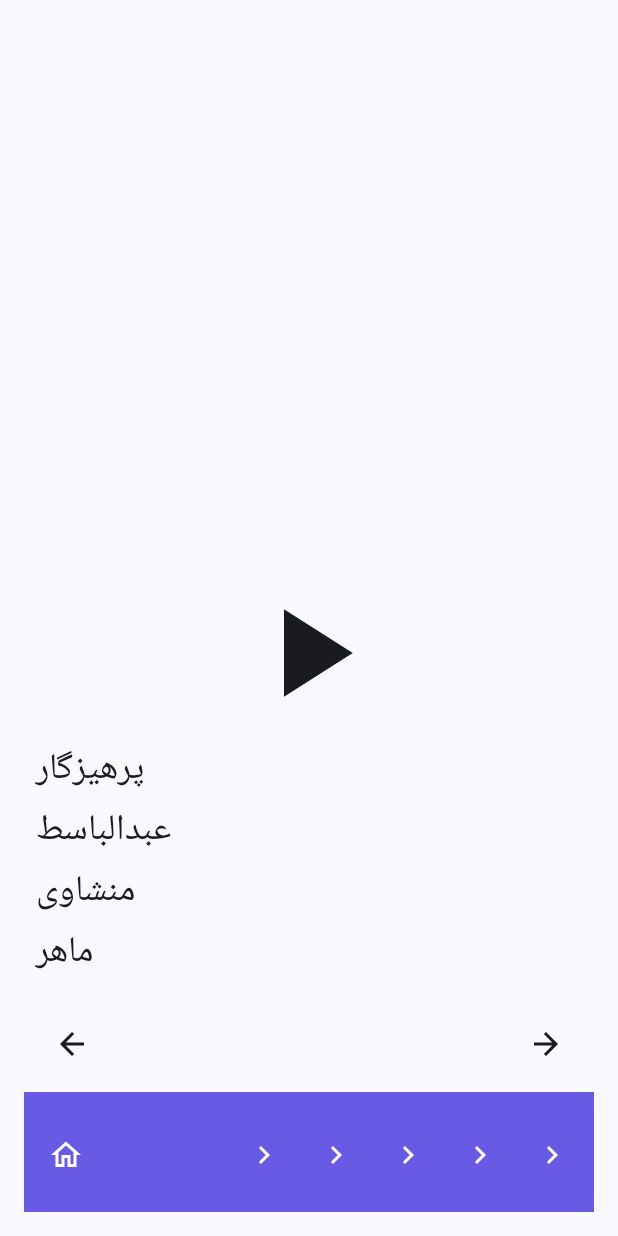
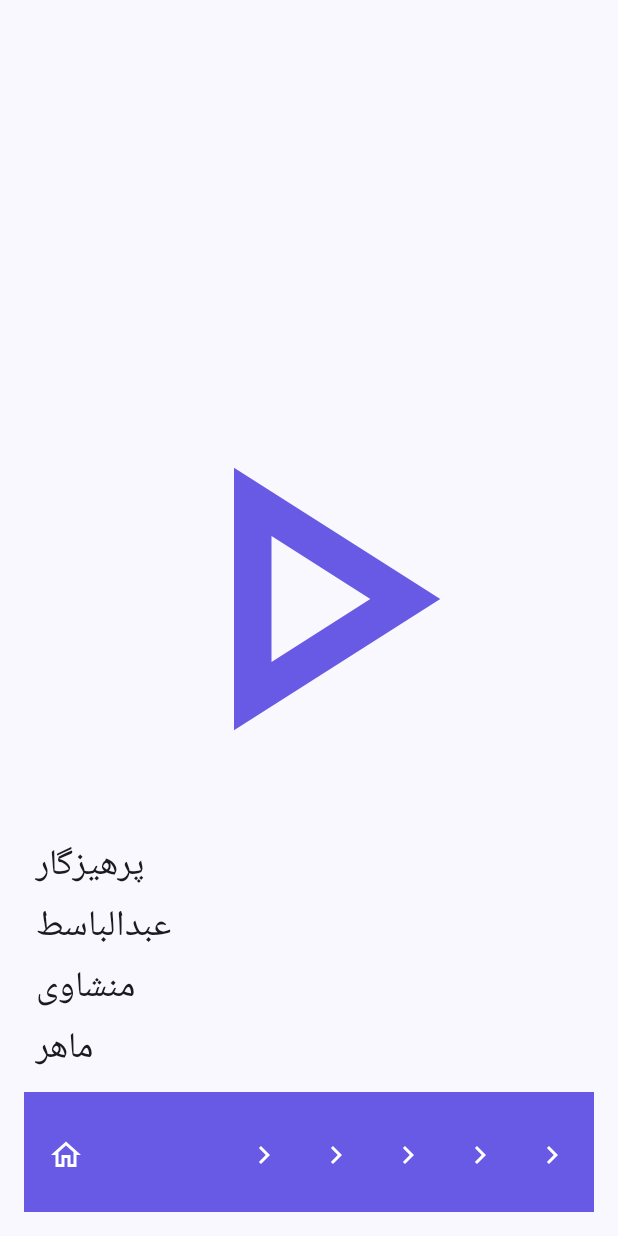
Before and after one commit to Precioux/Quran, an Android app built with Jetpack Compose: the composable Item4Page called with empty values, on a phone screen of 412 x 824 dp. Run offline under Robolectric (Android 15) with nearby library versions, the phone set to English and light mode, and no system bars; libraries missing offline, so code that uses them is left out: com.google.android.exoplayer2.

Commit message:
gharaat is done

```diff
--- a/app/src/main/java/com/example/quran/MainActivity.kt
+++ b/app/src/main/java/com/example/quran/MainActivity.kt
@@ -14,9 +14,6 @@ import androidx.compose.material.icons.outlined.ArrowBack
 import androidx.compose.material.icons.outlined.Home
 import androidx.compose.material.icons.outlined.KeyboardArrowRight
 import androidx.compose.material3.*
-//import androidx.compose.material3.icons.Icons
-//import androidx.compose.material3.icons.filled.*
-//import androidx.compose.material3.rememberScaffoldState
 import androidx.compose.runtime.*
 import androidx.compose.ui.Alignment
 import androidx.compose.ui.Modifier
--- a/app/src/main/java/com/example/quran/pages/PlayerPage.kt
+++ b/app/src/main/java/com/example/quran/pages/PlayerPage.kt
@@ -17,8 +17,11 @@ import androidx.compose.foundation.lazy.items
 import androidx.compose.material.icons.Icons
 import androidx.compose.material.icons.filled.ArrowBack
 import androidx.compose.material.icons.filled.ArrowForward
+import androidx.compose.material.icons.filled.Close
 import androidx.compose.material.icons.filled.MoreVert
 import androidx.compose.material.icons.filled.PlayArrow
+import androidx.compose.material.icons.outlined.AccountBox
+import androidx.compose.material.icons.outlined.PlayArrow
 import androidx.compose.material3.Icon
 import androidx.compose.material3.IconButton
 import androidx.compose.material3.MaterialTheme
@@ -37,6 +40,7 @@ import com.google.android.exoplayer2.ExoPlayer
 import com.google.android.exoplayer2.MediaItem
 import androidx.compose.ui.Modifier
 import com.example.quran.BottomNavigationBar
+import com.example.quran.ui.theme.saminp
 
 private var exoPlayer: ExoPlayer? = null
 private val pageSize = 6
@@ -62,16 +66,23 @@ fun Item4Page(navController: NavController, pageNumber: Int) {
         R.raw.parhizgar
     )
 
-//    val abdolbasit = listOf(
-//        R.raw.abdulbasit
-//    )
+    val abdolbasit = listOf(
+        R.raw.abdul
+    )
 
+    val manshavi = listOf(
+        R.raw.manshavi
+    )
+
+    val maher = listOf(
+        R.raw.maher
+    )
 
     var recMap : HashMap<String, List<Int>?> = HashMap()
     recMap.put("پرهیزگار", parhizgar)
-    recMap.put("عبدالباسط", parhizgar)
-    recMap.put("منشاوی", parhizgar)
-    recMap.put("ماهر", parhizgar)
+    recMap.put("عبدالباسط", abdolbasit)
+    recMap.put("منشاوی", manshavi)
+    recMap.put("ماهر", maher)
 
 
 
@@ -89,23 +100,24 @@ fun Item4Page(navController: NavController, pageNumber: Int) {
             .padding(16.dp),
         verticalArrangement = Arrangement.Bottom,
         horizontalAlignment = Alignment.CenterHorizontally,
-    ){
+    ) {
         IconButton(
             modifier = Modifier
-                .height(100.dp)
-                .width(100.dp),
+                .height(300.dp)
+                .width(300.dp),
             onClick = {
-                isPlaying != isPlaying
+                // Toggle the isPlaying state
+                isPlaying = !isPlaying
                 playSong(currentReciter[currentPage], ctx)
             }
-
         ) {
             Icon(
                 modifier = Modifier
-                    .width(100.dp)
-                    .height(100.dp),
-                imageVector = if (isPlaying) Icons.Default.MoreVert else Icons.Default.PlayArrow,
-                contentDescription = if (isPlaying) "Stop" else "Play"
+                    .width(300.dp)
+                    .height(300.dp),
+                imageVector = if (isPlaying) Icons.Outlined.AccountBox else Icons.Outlined.PlayArrow,
+                contentDescription = if (isPlaying) "Stop" else "Play",
+                tint = saminp
             )
         }
 
@@ -115,11 +127,7 @@ fun Item4Page(navController: NavController, pageNumber: Int) {
                 .padding(8.dp),
             verticalArrangement = Arrangement.SpaceBetween
         ) {
-            // Person Dropdown
-//            Text(
-//                text = "انتخاب کنید:",
-//                style = MaterialTheme.typography.headlineMedium,
-//                )
+
             LazyColumn(
                 modifier = Modifier
                     .background(MaterialTheme.colorScheme.background)
@@ -137,32 +145,6 @@ fun Item4Page(navController: NavController, pageNumber: Int) {
             }
         }
 
-        // Navigation Buttons
-        Row(
-            modifier = Modifier
-                .fillMaxWidth()
-                .padding(8.dp),
-            horizontalArrangement = Arrangement.SpaceBetween
-        ) {
-            IconButton(onClick = {
-                if (currentPage != 0) {
-                    currentPage -= 1
-                }
-//                currentPage = (currentPage - 1 + persianPages.size) % persianPages.size
-            }) {
-                Icon(imageVector = Icons.Default.ArrowBack, contentDescription = null)
-            }
-
-
-            IconButton(onClick = {
-                if (currentPage != pageSize - 1) {
-                    currentPage += 1
-                }
-//                currentPage = (currentPage + 1) % persianPages.size
-            }) {
-                Icon(imageVector = Icons.Default.ArrowForward, contentDescription = null)
-            }
-        }
 
         // Bottom Bar for Navigation
         BottomNavigationBar(navController = navController, currentPage = currentPage.toInt())
```
Also changed, not shown: 3 other files.
